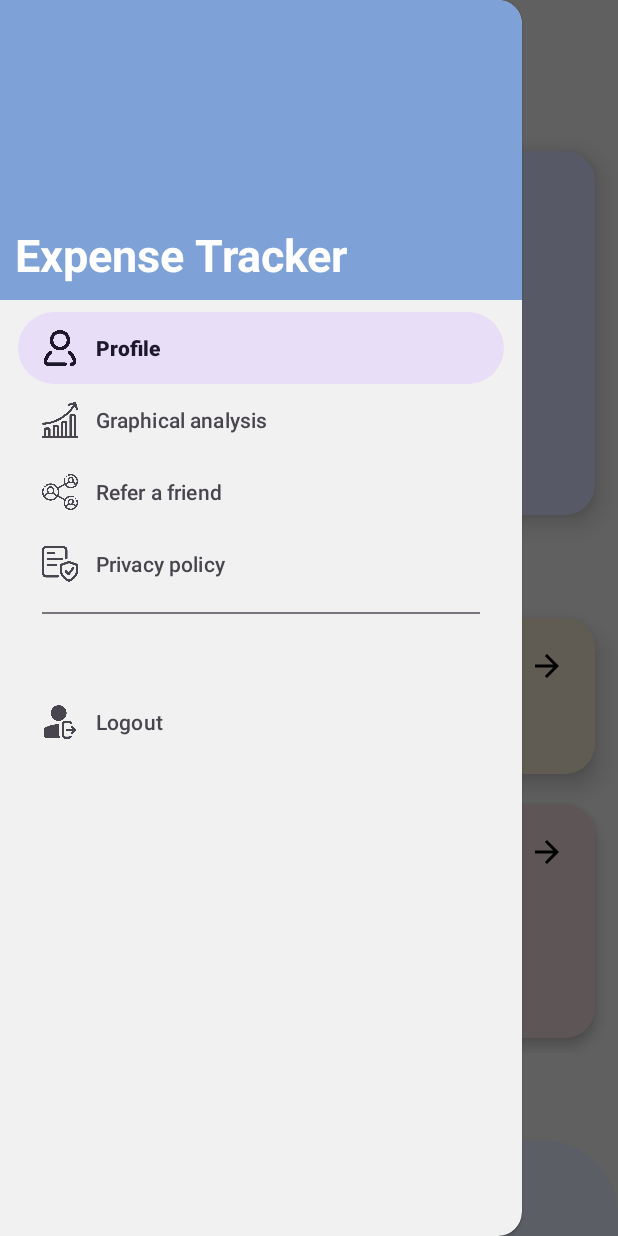
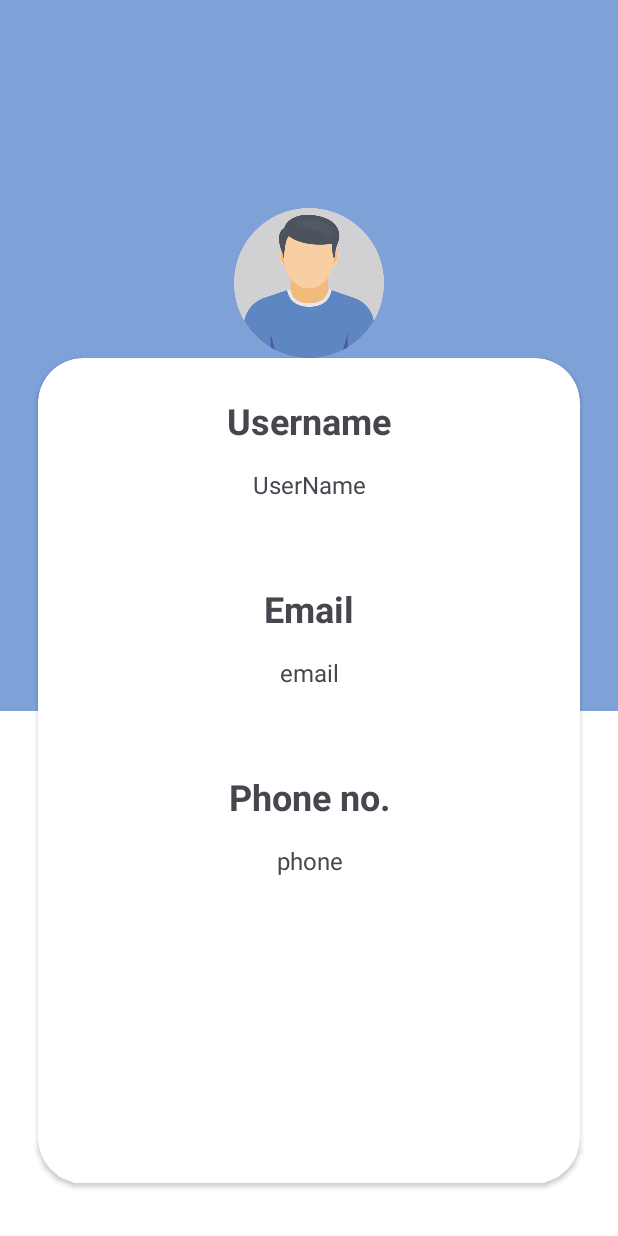
Before and after one commit to DroidNin/ExpenseEase, an Android app: the MainActivity screen opened directly, with no data from a screen before it, after a tap on "Profile", on a phone screen of 412 x 824 dp. Run offline under Robolectric (Android 15) with nearby library versions, the phone set to English and light mode, and no system bars; libraries missing offline, so code that uses them is left out: com.google.mlkit.vision; 1 other tap on this screen came first.

Commit message:
added Profile.kt Graph.kt Privacy.kt

```diff
--- a/app/src/main/java/com/example/expenseease/MainActivity.kt
+++ b/app/src/main/java/com/example/expenseease/MainActivity.kt
@@ -69,8 +69,26 @@ class MainActivity : AppCompatActivity() {
                     true
                 }
                 R.id.profile -> {
-                    Toast.makeText(this, "hemlo2", Toast.LENGTH_SHORT).show()
-
+                    val i = Intent(this, Profile::class.java)
+                    startActivity(i)
+                    // Handle Item 2 click
+                    true
+                }
+                R.id.privacy -> {
+                    val i = Intent(this, Privacy::class.java)
+                    startActivity(i)
+                    // Handle Item 2 click
+                    true
+                }
+                R.id.refer -> {
+                    val i = Intent(this, Refer::class.java)
+                    startActivity(i)
+                    // Handle Item 2 click
+                    true
+                }
+                R.id.graphical -> {
+                    val i = Intent(this, Graph::class.java)
+                    startActivity(i)
                     // Handle Item 2 click
                     true
                 }
--- /dev/null
+++ b/app/src/main/java/com/example/expenseease/Profile.kt
@@ -0,0 +1,20 @@
+package com.example.expenseease
+
+import android.os.Bundle
+import androidx.activity.enableEdgeToEdge
+import androidx.appcompat.app.AppCompatActivity
+import androidx.core.view.ViewCompat
+import androidx.core.view.WindowInsetsCompat
+
+class Profile : AppCompatActivity() {
+    override fun onCreate(savedInstanceState: Bundle?) {
+        super.onCreate(savedInstanceState)
+        enableEdgeToEdge()
+        setContentView(R.layout.activity_profile)
+        ViewCompat.setOnApplyWindowInsetsListener(findViewById(R.id.main)) { v, insets ->
+            val systemBars = insets.getInsets(WindowInsetsCompat.Type.systemBars())
+            v.setPadding(systemBars.left, systemBars.top, systemBars.right, systemBars.bottom)
+            insets
+        }
+    }
+}
--- a/app/src/main/res/layout/activity_main.xml
+++ b/app/src/main/res/layout/activity_main.xml
@@ -487,4 +487,5 @@
             android:background="#F1F1F1"
             app:headerLayout="@layout/header_menu"
             app:menu="@menu/drawer_menu" />
+
 </androidx.drawerlayout.widget.DrawerLayout>
--- /dev/null
+++ b/app/src/main/res/layout/activity_profile.xml
@@ -0,0 +1,121 @@
+<?xml version="1.0" encoding="utf-8"?>
+<androidx.constraintlayout.widget.ConstraintLayout xmlns:android="http://schemas.android.com/apk/res/android"
+    xmlns:app="http://schemas.android.com/apk/res-auto"
+    xmlns:tools="http://schemas.android.com/tools"
+    android:id="@+id/main"
+    android:layout_width="match_parent"
+    android:layout_height="match_parent"
+    android:background="#7EA1D8"
+    tools:context=".Profile">
+
+    <LinearLayout
+        android:layout_width="match_parent"
+        android:layout_height="350dp"
+        android:background="@color/white"
+        app:layout_constraintBottom_toBottomOf="parent"
+        app:layout_constraintEnd_toEndOf="parent"
+        app:layout_constraintStart_toStartOf="parent" />
+
+    <androidx.cardview.widget.CardView
+        android:id="@+id/cardView2"
+        android:layout_width="match_parent"
+        android:layout_height="550dp"
+        android:layout_marginLeft="25dp"
+        android:layout_marginRight="25dp"
+        android:layout_marginBottom="35dp"
+        android:background="#F1F1F1"
+        android:elevation="20dp"
+        app:cardCornerRadius="30dp"
+        app:layout_constraintBottom_toBottomOf="parent"
+        app:layout_constraintEnd_toEndOf="parent"
+        app:layout_constraintStart_toStartOf="parent">
+
+        <androidx.constraintlayout.widget.ConstraintLayout
+            android:layout_width="match_parent"
+            android:layout_height="match_parent">
+
+            <TextView
+                android:id="@+id/tv_name"
+                android:layout_width="wrap_content"
+                android:layout_height="wrap_content"
+                android:layout_gravity="center_horizontal"
+                android:layout_marginTop="25dp"
+                android:text="@string/username"
+                android:textSize="24sp"
+                android:textStyle="bold"
+                app:layout_constraintEnd_toEndOf="parent"
+                app:layout_constraintStart_toStartOf="parent"
+                app:layout_constraintTop_toTopOf="parent" />
+
+            <TextView
+                android:id="@+id/textView17"
+                android:layout_width="wrap_content"
+                android:layout_height="wrap_content"
+                android:layout_marginTop="15dp"
+                android:text="UserName"
+                android:textSize="16sp"
+                app:layout_constraintEnd_toEndOf="@+id/tv_name"
+                app:layout_constraintStart_toStartOf="@+id/tv_name"
+                app:layout_constraintTop_toBottomOf="@+id/tv_name" />
+
+            <TextView
+                android:id="@+id/tv_Email"
+                android:layout_width="wrap_content"
+                android:layout_height="wrap_content"
+                android:layout_gravity="center_horizontal"
+                android:text="Email"
+                android:textSize="24sp"
+                android:layout_marginTop="55dp"
+                android:textStyle="bold"
+                app:layout_constraintEnd_toEndOf="@+id/tv_name"
+                app:layout_constraintStart_toStartOf="@+id/tv_name"
+                app:layout_constraintTop_toBottomOf="@+id/textView17" />
+
+            <TextView
+                android:id="@+id/textView18"
+                android:layout_width="wrap_content"
+                android:layout_height="wrap_content"
+                android:layout_marginTop="15dp"
+                android:text="email"
+                android:textSize="16sp"
+                app:layout_constraintEnd_toEndOf="@+id/tv_Email"
+                app:layout_constraintStart_toStartOf="@+id/tv_Email"
+                app:layout_constraintTop_toBottomOf="@+id/tv_Email" />
+
+            <TextView
+                android:id="@+id/textView20"
+                android:layout_width="wrap_content"
+                android:layout_height="wrap_content"
+                android:layout_marginTop="55dp"
+                android:text="@string/phone_no"
+                android:textSize="24sp"
+                android:textStyle="bold"
+                app:layout_constraintEnd_toEndOf="@+id/tv_Email"
+                app:layout_constraintStart_toStartOf="@+id/tv_Email"
+                app:layout_constraintTop_toBottomOf="@+id/textView18" />
+
+            <TextView
+                android:layout_width="wrap_content"
+                android:layout_height="wrap_content"
+                android:text="phone"
+                android:textSize="16sp"
+                android:layout_marginTop="15dp"
+                app:layout_constraintEnd_toEndOf="@+id/textView20"
+                app:layout_constraintStart_toStartOf="@+id/textView20"
+                app:layout_constraintTop_toBottomOf="@+id/textView20" />
+
+
+        </androidx.constraintlayout.widget.ConstraintLayout>
+
+
+    </androidx.cardview.widget.CardView>
+
+    <ImageView
+        android:layout_width="100dp"
+        android:layout_height="100dp"
+        android:src="@drawable/ic_avatar"
+        app:layout_constraintBottom_toTopOf="@+id/cardView2"
+        app:layout_constraintEnd_toEndOf="@+id/cardView2"
+        app:layout_constraintStart_toStartOf="@+id/cardView2" />
+
+</androidx.constraintlayout.widget.ConstraintLayout>
```
Also changed, not shown: app/src/main/AndroidManifest.xml (+14 -4 lines), app/src/main/java/com/example/expenseease/Graph.kt (added, +20 -0 lines), app/src/main/java/com/example/expenseease/Privacy.kt (added, +20 -0 lines), app/src/main/res/layout/activity_graph.xml (added, +10 -0 lines), app/src/main/res/layout/activity_privacy.xml (added, +10 -0 lines), app/src/main/res/drawable/ic_avatar.png (added).
